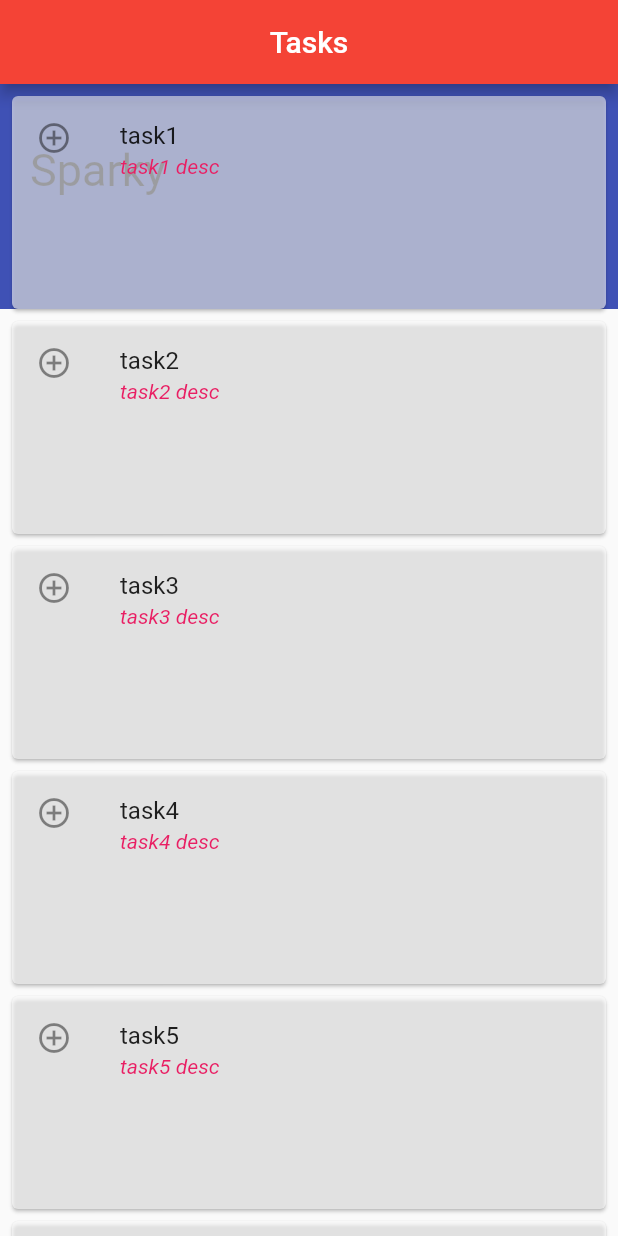
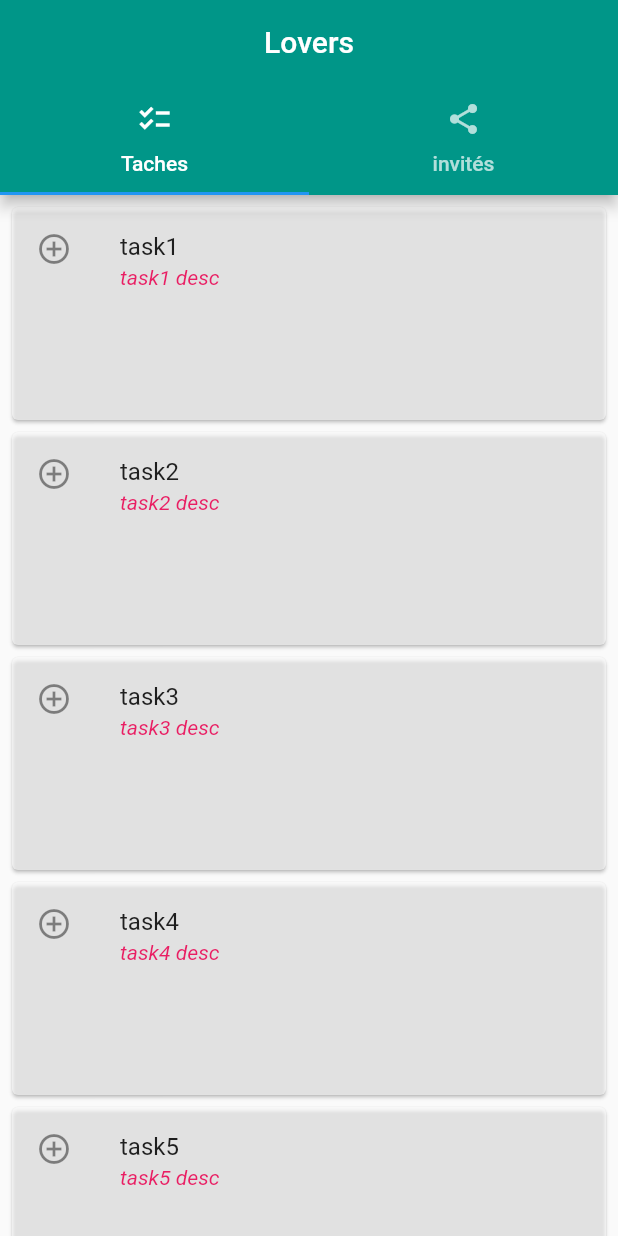
Before and after one commit to Hafyane/basic_card_flutter, a Flutter app: the screen it shows after launch, on a phone screen of 412 x 824 dp. Run offline on Flutter 3.47's test engine with Material 2 defaults, Android fonts, the phone set to English and light mode, and no system bars.

Commit message:
add tabs

```diff
--- /dev/null
+++ b/lib/firstPage.dart
@@ -0,0 +1,45 @@
+import 'package:flutter/material.dart';
+
+class FirstPage extends StatelessWidget {
+  const FirstPage({Key? key}) : super(key: key);
+
+  @override
+  Widget build(BuildContext context) {
+    final Map items = {
+      'task1': 'task1 desc',
+      'task2': 'task2 desc',
+      'task3': 'task3 desc',
+      'task4': 'task4 desc',
+      'task5': 'task5 desc',
+      'task6': 'task6 desc',
+      'task7': 'task7 desc',
+      'task8': 'task8 desc',
+      'task9': 'task9 desc',
+      'task10': 'task10 desc',
+      'task11': 'task11 desc',
+      'task12': 'task12 desc',
+      'task13': 'task13 desc',
+    };
+    return ListView.builder(
+      padding: const EdgeInsets.all(4.0),
+      itemCount: items.length,
+      itemBuilder: (context, i) {
+        String key = items.keys.elementAt(i);
+        return SizedBox(
+          width: 150,
+          height: 150,
+          child: Card(
+            color: Colors.white60,
+            child: ListTile(
+              title: Text(key),
+              subtitle: Text(items[key].toString(),
+                  style: const TextStyle(
+                      fontStyle: FontStyle.italic, color: Colors.pink)),
+              leading: const Icon(Icons.control_point),
+            ),
+          ),
+        );
+      },
+    );
+  }
+}
--- a/lib/main.dart
+++ b/lib/main.dart
@@ -1,4 +1,6 @@
 import 'package:flutter/material.dart';
+import './firstPage.dart' as first_page;
+import './secondPage.dart' as second_page;
 
 void main() {
   runApp(const MyApp());
@@ -7,14 +9,15 @@ void main() {
 class MyApp extends StatelessWidget {
   const MyApp({Key? key}) : super(key: key);
 
+  // This widget is the root of your application.
   @override
   Widget build(BuildContext context) {
-    return MaterialApp(
-      title: 'Sparky',
-      theme: ThemeData(
-        primarySwatch: Colors.red,
-      ),
-      home: const MyHomePage(title: 'Tasks'),
+    return const MaterialApp(
+        title: 'Lovers',
+        home: Center(
+          child: MyHomePage(title: 'Lovers'),
+        )
+
     );
   }
 }
@@ -28,112 +31,39 @@ class MyHomePage extends StatefulWidget {
   State<MyHomePage> createState() => _MyHomePageState();
 }
 
-class _ListView extends StatelessWidget {
-  const _ListView({Key? key}) : super(key: key);
+class _MyHomePageState extends State<MyHomePage>
+    with SingleTickerProviderStateMixin {
+  late TabController myController;
 
   @override
-  Widget build(BuildContext context) {
-    final Map items = {
-      'task1': 'task1 desc',
-      'task2': 'task2 desc',
-      'task3': 'task3 desc',
-      'task4': 'task4 desc',
-      'task5': 'task5 desc',
-      'task6': 'task6 desc',
-      'task7': 'task7 desc',
-      'task8': 'task8 desc',
-      'task9': 'task9 desc',
-      'task10': 'task10 desc',
-      'task11': 'task11 desc',
-      'task12': 'task12 desc',
-      'task13': 'task13 desc',
-    };
+  void initState() {
+    super.initState();
+    myController = TabController(length: 2, vsync: this);
+  }
 
-    return ListView.builder(
-      padding: const EdgeInsets.all(4.0),
-      itemCount: items.length,
-      itemBuilder: (context, i) {
-        String key = items.keys.elementAt(i);
-        return SizedBox(
-          width: 150,
-          height: 150,
-          child: Card(
-            color: Colors.white60,
-            child: ListTile(
-              title: Text(key),
-              subtitle: Text(items[key].toString(),
-                  style: const TextStyle(
-                      fontStyle: FontStyle.italic, color: Colors.pink)),
-              leading: const Icon(Icons.control_point),
-            ),
-          ),
-        );
-      },
-    );
+  @override
+  void dispose() {
+    myController.dispose();
+    super.dispose();
   }
-}
 
-class _MyHomePageState extends State<MyHomePage> {
   @override
   Widget build(BuildContext context) {
     return Scaffold(
         appBar: AppBar(
           title: Center(child: Text(widget.title)),
+          backgroundColor: Colors.teal,
+          bottom: TabBar(
+            controller: myController,
+            tabs: const [
+              Tab(icon: Icon(Icons.checklist), text: 'Taches'),
+              Tab(icon: Icon(Icons.share), text: 'invités'),
+            ],
+          ),
         ),
-        // body: const _ListView());
-        body: const _MainTask());
+        body: TabBarView(controller: myController, children: const [
+          first_page.FirstPage(),
+          second_page.SecondPage(),
+        ]));
   }
 }
-
-/*
-Future deleteDialog(BuildContext context) {
-  return showDialog(
-      context: context,
-      barrierDismissible: false,
-      builder: (BuildContext context) {
-        return AlertDialog(
-          actions: <Widget>[
-            TextButton(
-              onPressed: () {
-                Navigator.of(context).pop(true);
-              },
-              child: const Text('Yes'),
-            ),
-            TextButton(
-              onPressed: () {
-                Navigator.of(context).pop(false);
-              },
-              child: const Text('No'),
-            )
-          ],
-        );
-      });
-}
-*/
-
-class _MainTask extends StatelessWidget {
-  const _MainTask({Key? key}) : super(key: key);
-
-  @override
-  Widget build(BuildContext context) {
-    return Stack(
-      children: [
-        Positioned(
-            child: Container(
-              height: 150,
-              width: 412,
-              decoration: const BoxDecoration(
-                color: Colors.indigo,
-              ),
-            )),
-        const Positioned(
-            top: 40,
-            left: 20,
-            child: Text('Sparky', style: TextStyle(fontSize: 30))),
-        const Positioned(
-          child: _ListView(),
-        )
-      ],
-    );
-  }
-}
--- /dev/null
+++ b/lib/secondPage.dart
@@ -0,0 +1,10 @@
+import 'package:flutter/material.dart';
+
+class SecondPage extends StatelessWidget {
+  const SecondPage({Key? key}) : super(key: key);
+
+  @override
+  Widget build(BuildContext context) {
+    return const Text('Page Second');
+  }
+}
```
